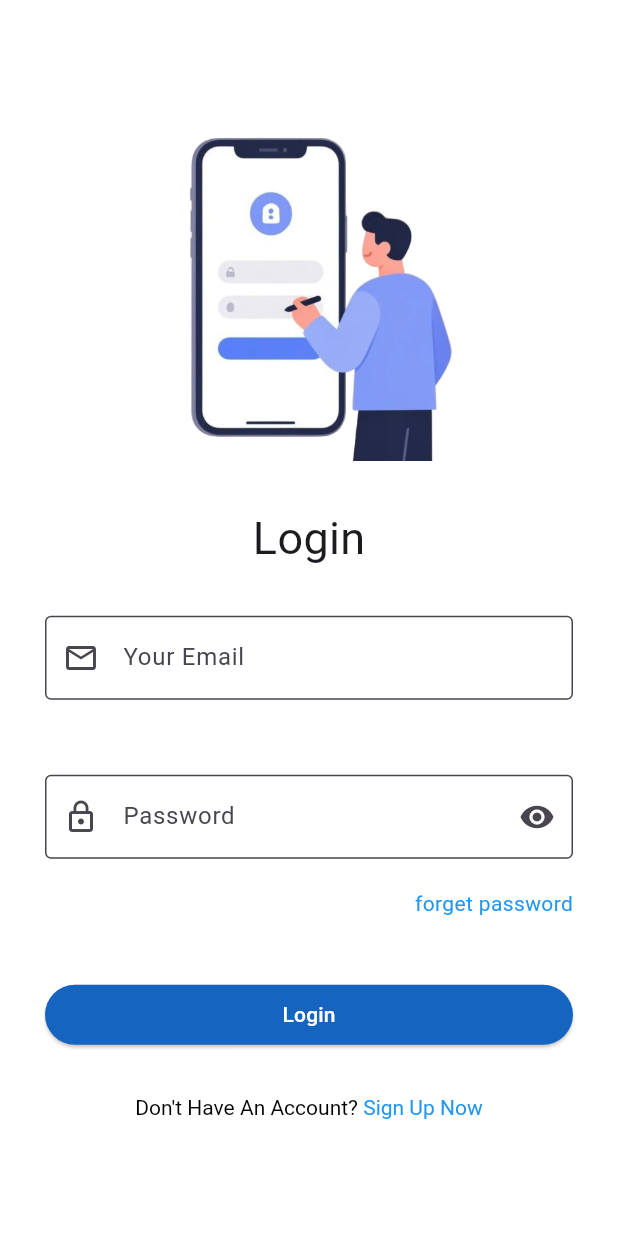
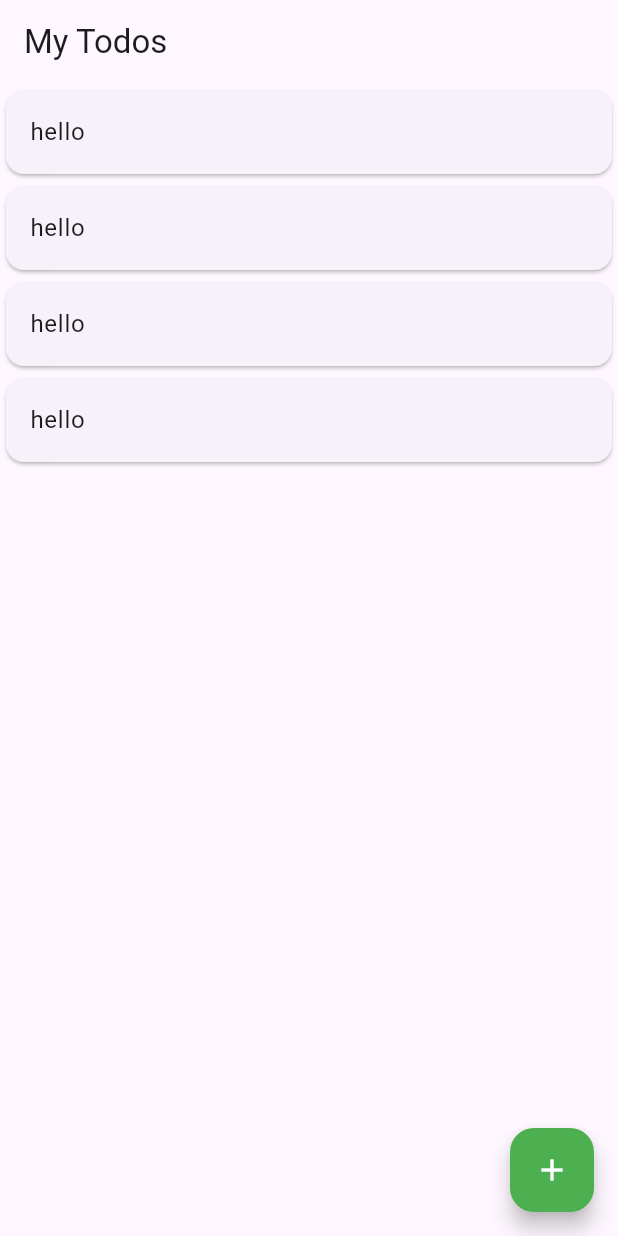
Before and after one commit to AnJasid/app_to_do_list, a Flutter app: the screen it shows after launch, on a phone screen of 412 x 824 dp. Run offline on Flutter 3.47's test engine with Material 3 defaults, Android fonts, the phone set to English and light mode, and no system bars.

Commit message:
refactor: improve UI

```diff
--- a/lib/main.dart
+++ b/lib/main.dart
@@ -1,5 +1,5 @@
-import 'package:app_to_do_list/screens/auth/login_screen.dart';
 import 'package:flutter/material.dart';
+import 'package:app_to_do_list/screens/todo_home_screen.dart';
 
 void main() {
   runApp(MyApp());
@@ -12,7 +12,7 @@ class MyApp extends StatelessWidget {
   Widget build(BuildContext context) {
     return MaterialApp(
       debugShowCheckedModeBanner: false,
-      home: LoginScreen(),
+      home: TodoHomeScreen(),
     );
   }
 }
--- /dev/null
+++ b/lib/models/todo.dart
@@ -0,0 +1,9 @@
+class Todo {
+  String id;
+  String title;
+
+  Todo({
+    required this.id,
+    required this.title,
+  });
+}
--- /dev/null
+++ b/lib/screens/todo_home_screen.dart
@@ -0,0 +1,27 @@
+import 'package:flutter/material.dart';
+import 'package:app_to_do_list/todo_data/todo_list.dart';
+
+class TodoHomeScreen extends StatefulWidget {
+  const TodoHomeScreen({super.key});
+
+  @override
+  State<TodoHomeScreen> createState() => _TodoHomeScreenState();
+}
+
+class _TodoHomeScreenState extends State<TodoHomeScreen> {
+  @override
+  Widget build(BuildContext context) {
+    return Scaffold(
+      appBar: AppBar(
+        title: Text('My Todos'),
+      ),
+      body: TodoList(),
+      floatingActionButton: FloatingActionButton(
+        onPressed: () {},
+        backgroundColor: Colors.green,
+        foregroundColor: Colors.white,
+        child: Icon(Icons.add),
+      ),
+    );
+  }
+}
--- /dev/null
+++ b/lib/todo_data/todo_data.dart
@@ -0,0 +1,10 @@
+import 'package:app_to_do_list/models/todo.dart';
+
+class TodoData {
+  final List<Todo> todoDataList = [
+    Todo(id: '1', title: 'Learn Flutter'),
+    Todo(id: '2', title: 'Clean House'),
+    Todo(id: '3', title: 'Wash Motorcycle'),
+    Todo(id: '4', title: 'Complete work Tasks'),
+  ];
+}
--- /dev/null
+++ b/lib/todo_data/todo_list.dart
@@ -0,0 +1,19 @@
+import 'package:flutter/material.dart';
+import 'package:app_to_do_list/todo_data/todo_data.dart';
+
+class TodoList extends StatelessWidget {
+  const TodoList({super.key});
+
+  @override
+  Widget build(BuildContext context) {
+    TodoData todoData = TodoData();
+    return ListView.builder(
+      itemCount: todoData.todoDataList.length,
+      itemBuilder: (BuildContext context, index) => Card(
+        child: ListTile(
+          title: Text('hello'),
+        ),
+      ),
+    );
+  }
+}
```
Also changed, not shown: lib/models/task_model.dart (deleted, +0 -9 lines), lib/screens/todo_list_screen.dart (deleted, +0 -32 lines), lib/task/task_list.dart (deleted, +0 -18 lines), 2 other files.
